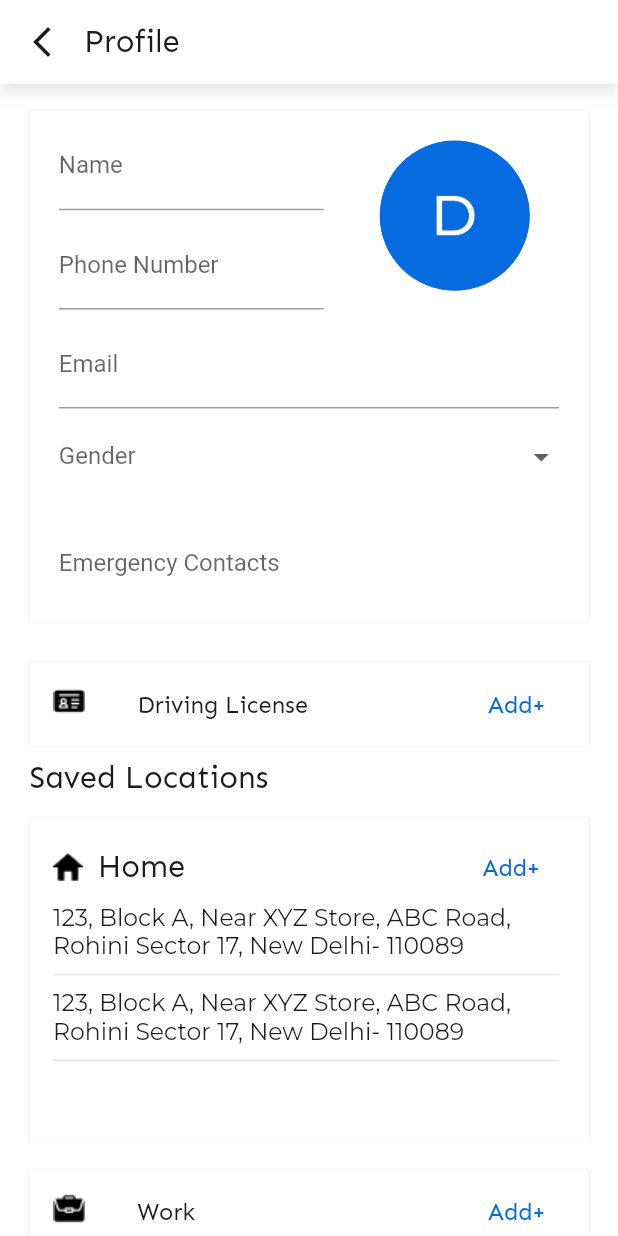
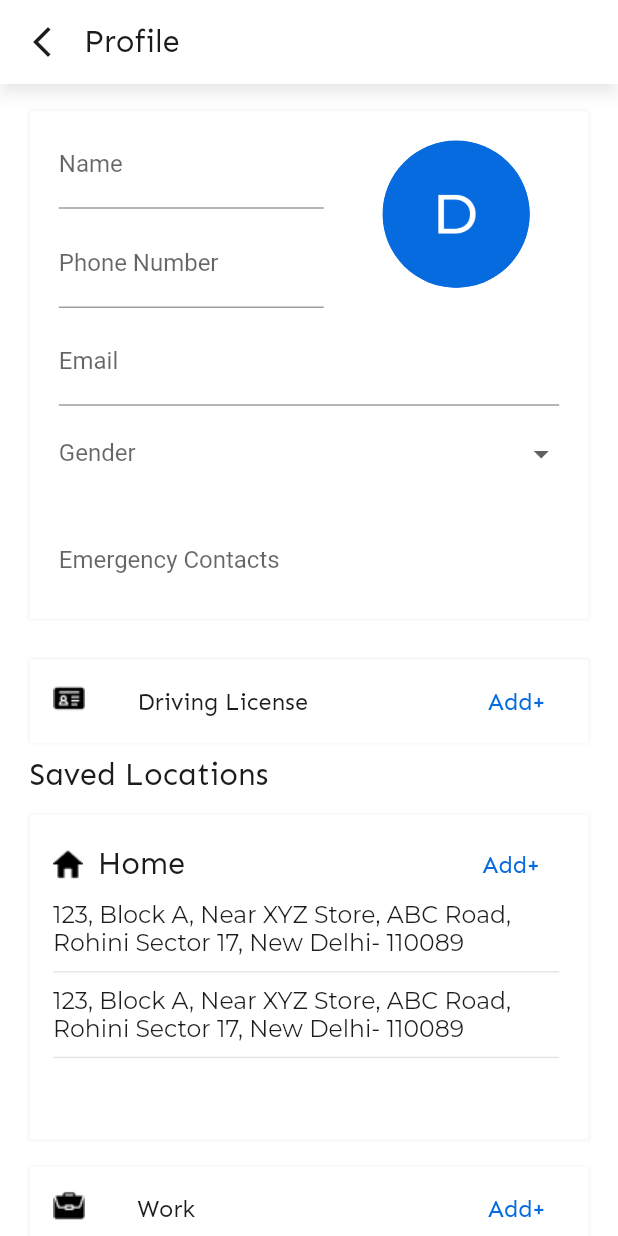
Before and after one commit to AbishekGhalley/App_Development_Project, a Flutter app: the Profile screen opened directly, on a phone screen of 412 x 824 dp. Run offline on Flutter 3.47's test engine with Material 2 defaults, Android fonts, the phone set to English and light mode, and no system bars; our stand-ins replace dotted_border, firebase_auth, firebase_core, flutter_otp_text_field, flutter_screenutil, flutter_svg and 3 more; accounts and stored records are empty.

Commit message:
problems rectified

```diff
--- a/lib/features/hamburger/view/Profile.dart
+++ b/lib/features/hamburger/view/Profile.dart
@@ -99,8 +99,8 @@ class _ProfileState extends State<Profile> {
                           const Spacer(),
                           Container(
                             padding: EdgeInsets.all(ScreenUtil().setWidth(20)),
-                            child: const CircleAvatar(
-                              radius: 50.0,
+                            child: CircleAvatar(
+                              radius: ScreenUtil().setWidth(50),
                               backgroundImage: AssetImage(HamAssets.db),
                             ),
                           ),
--- a/lib/features/hamburger/view/ReferEarn.dart
+++ b/lib/features/hamburger/view/ReferEarn.dart
@@ -17,8 +17,8 @@ class ReferEarn extends StatelessWidget {
             height: double.infinity,
             child: Padding(
               padding: EdgeInsets.only(
-                  left: ScreenUtil().setWidth(25),
-                  right: ScreenUtil().setWidth(25),
+                  left: ScreenUtil().setWidth(20),
+                  right: ScreenUtil().setWidth(20),
                   top: ScreenUtil().setHeight(25)),
               child: Column(
                 children: [
```
Also changed, not shown: lib/features/shareride/widget/driverdetails.dart (+4 -4 lines).
